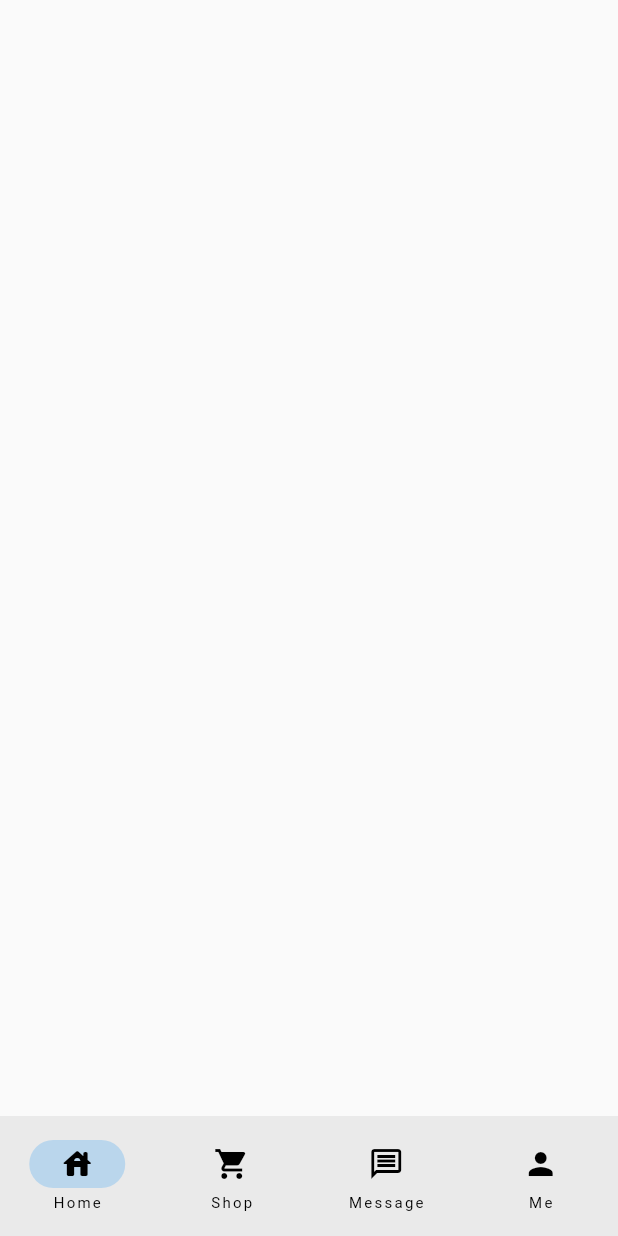
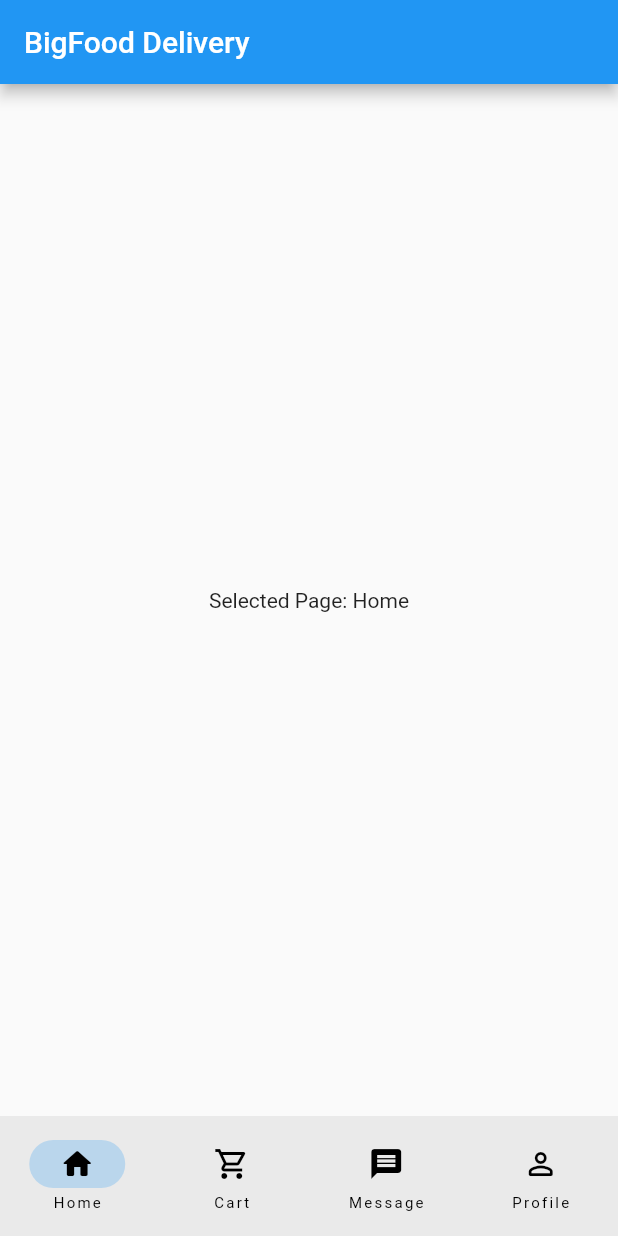
Before and after one commit to Valerie-0036/bigfood, a Flutter app: the screen it shows after launch, on a phone screen of 412 x 824 dp. Run offline on Flutter 3.47's test engine with Material 2 defaults, Android fonts, the phone set to English and light mode, and no system bars.

Commit message:
modified:   lib/main.dart

```diff
--- a/lib/main.dart
+++ b/lib/main.dart
@@ -33,90 +33,54 @@ class _MyAppState extends State<MyApp> {
   }
 }
 class NavigationExample extends StatefulWidget {
-  // const NavigationExample({super.key});
-  const NavigationExample({Key? key, required this.title}) : super(key: key);
-  final String title;
+  const NavigationExample({Key? key, required String title}) : super(key: key);
+
   @override
   State<NavigationExample> createState() => _NavigationExampleState();
 }
 
 class _NavigationExampleState extends State<NavigationExample> {
-  int currentPageIndex = 0;
-  NavigationDestinationLabelBehavior labelBehavior =
-      NavigationDestinationLabelBehavior.alwaysHide;
+  int _selectedIndex = 0;
 
   @override
   Widget build(BuildContext context) {
     return Scaffold(
+      appBar: AppBar(title: const Text('BigFood Delivery')),
+      body: Center(
+          child: Text("Selected Page: ${_navBarItems[_selectedIndex].label}")),
       bottomNavigationBar: NavigationBar(
-        // labelBehavior: labelBehavior,
-        selectedIndex: currentPageIndex,
-        onDestinationSelected: (int index) {
+        animationDuration: const Duration(seconds: 1),
+        selectedIndex: _selectedIndex,
+        onDestinationSelected: (index) {
           setState(() {
-            currentPageIndex = index;
+            _selectedIndex = index;
           });
         },
-        destinations: const <Widget>[
-          NavigationDestination(
-            icon: Icon(Icons.house_rounded),
-            label: 'Home',
-          ),
-          NavigationDestination(
-            icon: Icon(Icons.shopping_cart),
-            label: 'Shop',
-          ),
-          NavigationDestination(
-            selectedIcon: Icon(Icons.message),
-            icon: Icon(Icons.message_outlined),
-            label: 'Message',
-          ),
-          NavigationDestination(
-            icon: Icon(Icons.person),
-            label: 'Me',
-          ),
-        ],
-      ),
-      body: Center(
-        child: Column(
-          mainAxisAlignment: MainAxisAlignment.center,
-          // children: <Widget>[
-          //   Text('Label behavior: ${labelBehavior.name}'),
-          //   const SizedBox(height: 10),
-          //   OverflowBar(
-          //     spacing: 10.0,
-          //     children: <Widget>[
-          //       ElevatedButton(
-          //         onPressed: () {
-          //           setState(() {
-          //             labelBehavior =
-          //                 NavigationDestinationLabelBehavior.alwaysShow;
-          //           });
-          //         },
-          //         child: const Text('alwaysShow'),
-          //       ),
-          //       ElevatedButton(
-          //         onPressed: () {
-          //           setState(() {
-          //             labelBehavior =
-          //                 NavigationDestinationLabelBehavior.onlyShowSelected;
-          //           });
-          //         },
-          //         child: const Text('onlyShowSelected'),
-          //       ),
-          //       ElevatedButton(
-          //         onPressed: () {
-          //           setState(() {
-          //             labelBehavior =
-          //                 NavigationDestinationLabelBehavior.alwaysHide;
-          //           });
-          //         },
-          //         child: const Text('alwaysHide'),
-          //       ),
-          //     ],
-          //   ),
-          // ],
-        ),
+        destinations: _navBarItems,
       ),
     );
   }
 }
+
+const _navBarItems = [
+  NavigationDestination(
+    icon: Icon(Icons.home_outlined),
+    selectedIcon: Icon(Icons.home_rounded),
+    label: 'Home',
+  ),
+  NavigationDestination(
+    icon: Icon(Icons.shopping_cart_outlined),
+    selectedIcon: Icon(Icons.shopping_cart),
+    label: 'Cart',
+  ),
+  NavigationDestination(
+    icon: Icon(Icons.message),
+    selectedIcon: Icon(Icons.message_outlined),
+    label: 'Message',
+  ),
+  NavigationDestination(
+    icon: Icon(Icons.person_outline_rounded),
+    selectedIcon: Icon(Icons.person_rounded),
+    label: 'Profile',
+  ),
+];
```
